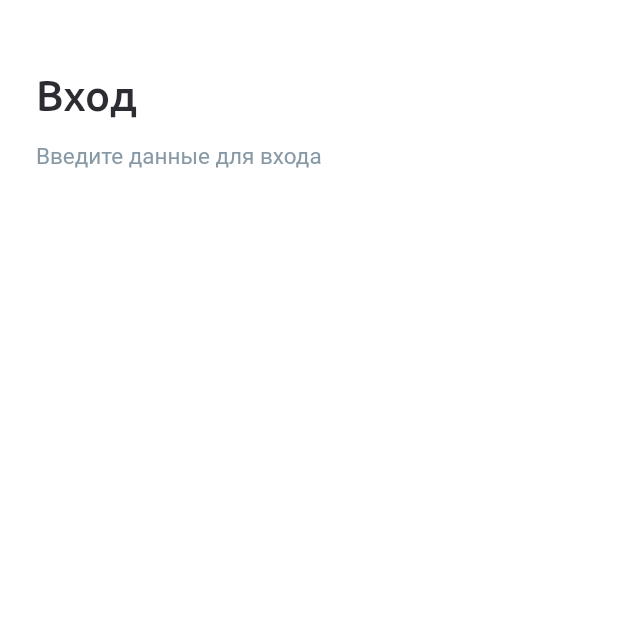
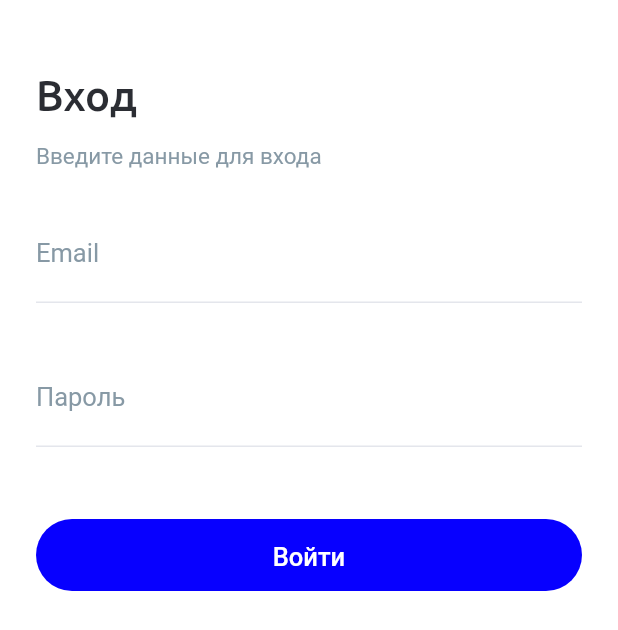
Before and after one commit to kboomska/weather-app, a Flutter app: the screen it shows after launch, on a phone screen of 412 x 824 dp. Shown: the top 630 px of the screen. Run offline on Flutter 3.47's test engine with Material 2 defaults, Android fonts, the phone set to English and light mode, and no system bars; our stand-ins replace flutter_bloc.

Commit message:
Login Screen Text Fields and Button

```diff
--- /dev/null
+++ b/lib/src/common/theme/app_button_style.dart
@@ -0,0 +1,20 @@
+import 'package:flutter/material.dart';
+
+import 'package:weather_service/src/common/theme/app_colors.dart';
+
+abstract final class AppButtonStyle {
+  static final ButtonStyle blueButton = ButtonStyle(
+    backgroundColor: const MaterialStatePropertyAll(
+      AppColors.primaryBlue,
+    ),
+    minimumSize: const MaterialStatePropertyAll(
+      Size.fromHeight(48),
+    ),
+    shape: MaterialStatePropertyAll(
+      RoundedRectangleBorder(
+        borderRadius: BorderRadius.circular(24.0),
+      ),
+    ),
+    side: const MaterialStatePropertyAll(BorderSide.none),
+  );
+}
--- a/lib/src/common/theme/app_colors.dart
+++ b/lib/src/common/theme/app_colors.dart
@@ -1,7 +1,16 @@
 import 'package:flutter/material.dart';
 
-abstract class AppColors {
-  static const loginScreenBackground = Color(0xFFFFFFFF);
+abstract final class AppColors {
+  static const Color white = Color(0xFFFFFFFF);
+
+  static const Color primaryBlue = Color(0xFF0700FF);
+  static const Color primaryRed = Color(0xFFFF585D);
+
+  static const Color loginScreenBackground = Color(0xFFFFFFFF);
+
+  static const Color underlineInputBorder = Color(0xFFE4E6EC);
+
+  static const Color buttonPressed = Color.fromRGBO(255, 255, 255, 0.2);
 
   static const Color typographyHeader = Color(0xFF2B2D33);
   static const Color typographyGreyText = Color(0xFF8799A5);
--- /dev/null
+++ b/lib/src/common/theme/app_text_field_style.dart
@@ -0,0 +1,33 @@
+import 'package:flutter/material.dart';
+
+import 'package:weather_service/src/common/theme/app_typography.dart';
+import 'package:weather_service/src/common/theme/app_colors.dart';
+
+abstract final class AppTextFieldStyle {
+  static inputDecoration({required String labelText, Widget? suffixWidget}) {
+    return InputDecoration(
+      labelText: labelText,
+      labelStyle: AppTypography.b1,
+      floatingLabelStyle: AppTypography.b2MainText,
+      floatingLabelAlignment: FloatingLabelAlignment.start,
+      enabledBorder: const UnderlineInputBorder(
+        borderSide: BorderSide(
+          width: 1,
+          color: AppColors.underlineInputBorder,
+        ),
+      ),
+      focusedBorder: const UnderlineInputBorder(
+        borderSide: BorderSide(
+          width: 2,
+          color: AppColors.primaryBlue,
+        ),
+      ),
+      constraints: BoxConstraints.tight(const Size.fromHeight(64.0)),
+      // suffixIcon: suffixIcon,
+      suffix: suffixWidget,
+      // suffixIconConstraints: BoxConstraints.tight(
+      //   const Size(24, 24),
+      // ),
+    );
+  }
+}
--- a/lib/src/common/theme/app_typography.dart
+++ b/lib/src/common/theme/app_typography.dart
@@ -5,8 +5,8 @@ import 'package:weather_service/src/common/theme/app_colors.dart';
 const headerFontFamily = 'Ubuntu';
 const defaultFontFamily = 'Roboto';
 
-class AppTypography {
-  static const header = TextStyle(
+abstract final class AppTypography {
+  static const h1 = TextStyle(
     color: AppColors.typographyHeader,
     fontWeight: FontWeight.w500,
     fontSize: 28,
@@ -14,7 +14,39 @@ class AppTypography {
     fontFamily: headerFontFamily,
   );
 
-  static const greyText = TextStyle(
+  static const b1 = TextStyle(
+    color: AppColors.typographyGreyText,
+    fontWeight: FontWeight.w400,
+    fontSize: 17,
+    height: 24 / 17,
+    fontFamily: defaultFontFamily,
+  );
+
+  static const b1MainText = TextStyle(
+    color: AppColors.typographyHeader,
+    fontWeight: FontWeight.w400,
+    fontSize: 17,
+    height: 24 / 17,
+    fontFamily: defaultFontFamily,
+  );
+
+  static const b1Medium = TextStyle(
+    color: AppColors.white,
+    fontWeight: FontWeight.w500,
+    fontSize: 17,
+    height: 24 / 17,
+    fontFamily: defaultFontFamily,
+  );
+
+  static const b2 = TextStyle(
+    color: AppColors.typographyGreyText,
+    fontWeight: FontWeight.w400,
+    fontSize: 15,
+    height: 22 / 15,
+    fontFamily: defaultFontFamily,
+  );
+
+  static const b2MainText = TextStyle(
     color: AppColors.typographyGreyText,
     fontWeight: FontWeight.w400,
     fontSize: 15,
--- a/lib/src/feature/login/widget/login_screen.dart
+++ b/lib/src/feature/login/widget/login_screen.dart
@@ -1,5 +1,7 @@
 import 'package:flutter/material.dart';
 
+import 'package:weather_service/src/common/theme/app_text_field_style.dart';
+import 'package:weather_service/src/common/theme/app_button_style.dart';
 import 'package:weather_service/src/common/theme/app_typography.dart';
 import 'package:weather_service/src/common/theme/app_colors.dart';
 
@@ -14,8 +16,12 @@ class LoginScreen extends StatelessWidget {
         child: Padding(
           padding: EdgeInsets.symmetric(horizontal: 24.0, vertical: 24.0),
           child: Column(
+            crossAxisAlignment: CrossAxisAlignment.start,
             children: [
               _LoginScreenHeader(),
+              _LoginScreenEmailTextField(),
+              _LoginScreenPasswordTextField(),
+              _LoginScreenLoginButton(),
             ],
           ),
         ),
@@ -30,23 +36,164 @@ class _LoginScreenHeader extends StatelessWidget {
   @override
   Widget build(BuildContext context) {
     return const Padding(
-      padding: EdgeInsets.only(top: 24.0),
+      padding: EdgeInsets.only(top: 24.0, bottom: 16.0),
       child: Column(
         crossAxisAlignment: CrossAxisAlignment.start,
         children: [
           Text(
             'Вход',
-            style: AppTypography.header,
+            style: AppTypography.h1,
           ),
           SizedBox(
             height: 12,
           ),
           Text(
             'Введите данные для входа',
-            style: AppTypography.greyText,
+            style: AppTypography.b2,
           ),
         ],
       ),
     );
   }
 }
+
+class _LoginScreenEmailTextField extends StatefulWidget {
+  const _LoginScreenEmailTextField();
+
+  @override
+  State<_LoginScreenEmailTextField> createState() =>
+      _LoginScreenEmailTextFieldState();
+}
+
+class _LoginScreenEmailTextFieldState
+    extends State<_LoginScreenEmailTextField> {
+  final _loginInputController = TextEditingController();
+
+  @override
+  Widget build(BuildContext context) {
+    return Padding(
+      padding: const EdgeInsets.only(top: 8.0, bottom: 24.0),
+      child: TextField(
+        controller: _loginInputController,
+        style: AppTypography.b1MainText,
+        cursorColor: AppColors.primaryRed,
+        cursorHeight: 24,
+        onChanged: (text) {},
+        decoration: AppTextFieldStyle.inputDecoration(labelText: 'Email'),
+        keyboardType: TextInputType.emailAddress,
+      ),
+    );
+  }
+}
+
+class _LoginScreenPasswordTextField extends StatefulWidget {
+  const _LoginScreenPasswordTextField();
+
+  @override
+  State<_LoginScreenPasswordTextField> createState() =>
+      _LoginScreenPasswordTextFieldState();
+}
+
+class _LoginScreenPasswordTextFieldState
+    extends State<_LoginScreenPasswordTextField> {
+  final _passwordInputController = TextEditingController();
+  bool isObscure = true;
+
+  @override
+  Widget build(BuildContext context) {
+    InkWell suffixWidget = InkWell(
+      splashColor: Colors.transparent,
+      highlightColor: Colors.transparent,
+      onTap: () {
+        setState(() {
+          isObscure = !isObscure;
+        });
+      },
+      child: isObscure
+          ? const Icon(
+              Icons.visibility,
+              color: AppColors.primaryBlue,
+              size: 24,
+            )
+          : const Icon(
+              Icons.visibility_off,
+              color: AppColors.primaryBlue,
+              size: 24,
+            ),
+    );
+
+    return Padding(
+      padding: const EdgeInsets.only(top: 8.0, bottom: 24.0),
+      child: TextField(
+        controller: _passwordInputController,
+        style: AppTypography.b1MainText,
+        cursorColor: AppColors.primaryRed,
+        cursorHeight: 24,
+        onChanged: (text) {},
+        obscureText: isObscure,
+        decoration: AppTextFieldStyle.inputDecoration(
+          labelText: 'Пароль',
+          suffixWidget: suffixWidget,
+        ),
+        keyboardType: TextInputType.text,
+      ),
+    );
+  }
+}
+
+class _LoginScreenLoginButton extends StatelessWidget {
+  const _LoginScreenLoginButton();
+
+  @override
+  Widget build(BuildContext context) {
+    return Padding(
+      padding: const EdgeInsets.symmetric(vertical: 24.0),
+      child: SizedBox.fromSize(
+        size: const Size.fromHeight(48.0),
+        child: OutlinedButton(
+          onPressed: () {},
+          style: AppButtonStyle.blueButton,
+          child: const Text(
+            'Войти',
+            style: AppTypography.b1Medium,
+          ),
+        ),
+      ),
+    );
+  }
+}
+
+Widget makeSuffix({
+  required bool isObscure,
+  required String assetImage,
+}) {
+  return Padding(
+    padding: const EdgeInsets.only(left: 8.0),
+    child: InkWell(
+      splashColor: Colors.transparent,
+      highlightColor: Colors.transparent,
+      // onTap: () {
+      //   isObscure = !isObscure;
+      // },
+      // child: isObscure
+      //     ? const Icon(
+      //         Icons.visibility,
+      //         color: AppColors.primaryBlue,
+      //         size: 24,
+      //       )
+      //     : const Icon(
+      //         Icons.visibility_off,
+      //         color: AppColors.primaryBlue,
+      //         size: 24,
+      //       ),
+      child: SizedBox(
+        height: 24.0,
+        width: 24.0,
+        child: Image.asset(
+          assetImage,
+          color: AppColors.primaryBlue,
+        ),
+      ),
+    ),
+  );
+}
```
